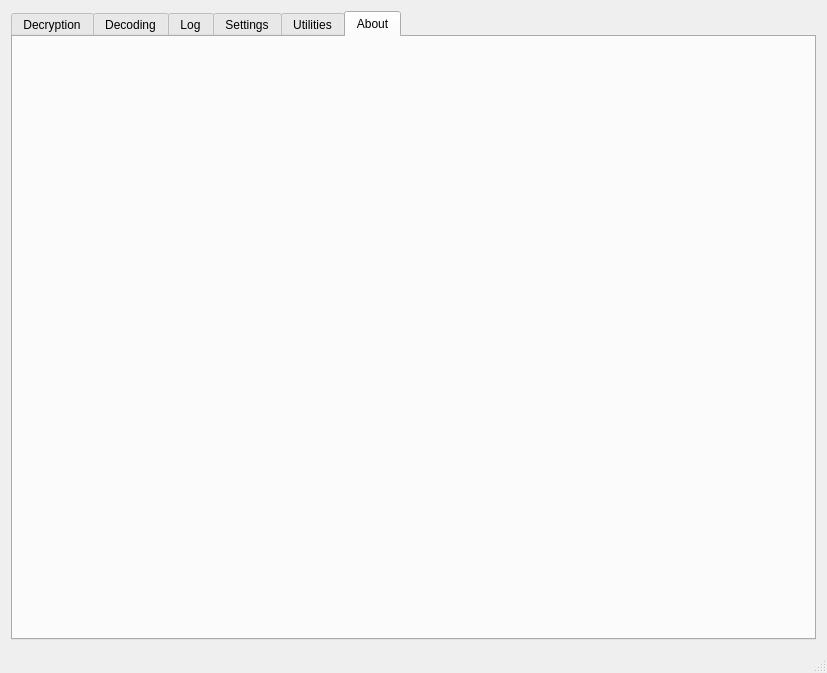
Qt form exileSniffer/exileSniffer.ui (ncatlin/exileSniffer) before a commit.
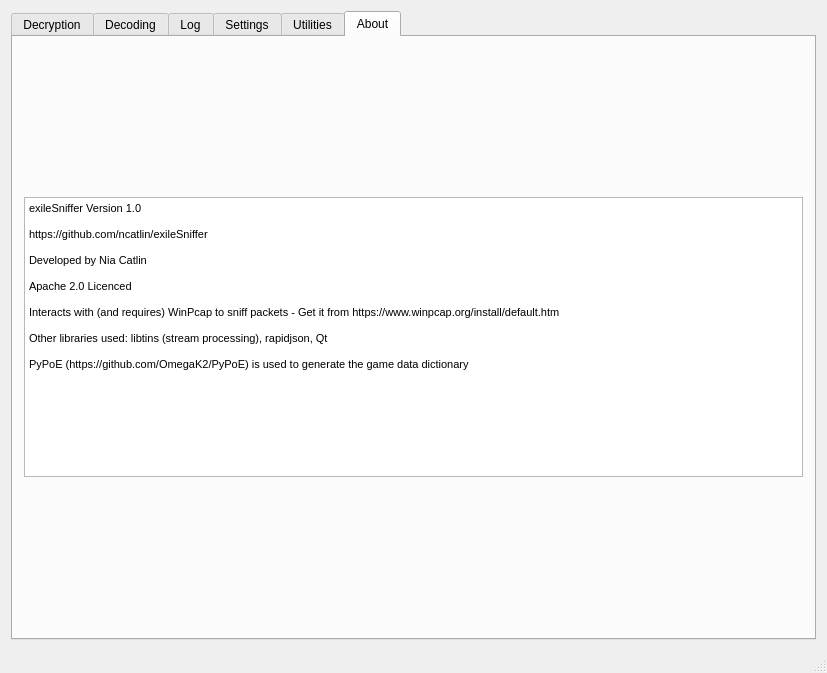
The same form after that commit. Custom widgets are drawn as their Qt base class.

Commit message: about pane, info for two packets, fixed double use of qt item, allow filter of in-range undecoded packets, got rid of last couts - using windows subystem now

What changed in the file:
```diff
--- a/exileSniffer/exileSniffer.ui
+++ b/exileSniffer/exileSniffer.ui
@@ -1026,6 +1026,40 @@
        <attribute name="title">
         <string>About</string>
        </attribute>
+       <layout class="QGridLayout" name="gridLayout_5">
+        <item row="0" column="0">
+         <widget class="QTextEdit" name="textEdit">
+          <property name="maximumSize">
+           <size>
+            <width>800</width>
+            <height>280</height>
+           </size>
+          </property>
+          <property name="readOnly">
+           <bool>true</bool>
+          </property>
+          <property name="html">
+           <string>&lt;!DOCTYPE HTML PUBLIC &quot;-//W3C//DTD HTML 4.0//EN&quot; &quot;http://www.w3.org/TR/REC-html40/strict.dtd&quot;&gt;
+&lt;html&gt;&lt;head&gt;&lt;meta name=&quot;qrichtext&quot; content=&quot;1&quot; /&gt;&lt;style type=&quot;text/css&quot;&gt;
+p, li { white-space: pre-wrap; }
+&lt;/style&gt;&lt;/head&gt;&lt;body style=&quot; font-family:'MS Shell Dlg 2'; font-size:8.25pt; font-weight:400; font-style:normal;&quot;&gt;
+&lt;p style=&quot; margin-top:0px; margin-bottom:0px; margin-left:0px; margin-right:0px; -qt-block-indent:0; text-indent:0px;&quot;&gt;exileSniffer Version 1.0&lt;/p&gt;
+&lt;p style=&quot;-qt-paragraph-type:empty; margin-top:0px; margin-bottom:0px; margin-left:0px; margin-right:0px; -qt-block-indent:0; text-indent:0px;&quot;&gt;&lt;br /&gt;&lt;/p&gt;
+&lt;p style=&quot; margin-top:0px; margin-bottom:0px; margin-left:0px; margin-right:0px; -qt-block-indent:0; text-indent:0px;&quot;&gt;https://github.com/ncatlin/exileSniffer&lt;/p&gt;
+&lt;p style=&quot;-qt-paragraph-type:empty; margin-top:0px; margin-bottom:0px; margin-left:0px; margin-right:0px; -qt-block-indent:0; text-indent:0px;&quot;&gt;&lt;br /&gt;&lt;/p&gt;
+&lt;p style=&quot; margin-top:0px; margin-bottom:0px; margin-left:0px; margin-right:0px; -qt-block-indent:0; text-indent:0px;&quot;&gt;Developed by Nia Catlin&lt;/p&gt;
+&lt;p style=&quot;-qt-paragraph-type:empty; margin-top:0px; margin-bottom:0px; margin-left:0px; margin-right:0px; -qt-block-indent:0; text-indent:0px;&quot;&gt;&lt;br /&gt;&lt;/p&gt;
+&lt;p style=&quot; margin-top:0px; margin-bottom:0px; margin-left:0px; margin-right:0px; -qt-block-indent:0; text-indent:0px;&quot;&gt;Apache 2.0 Licenced&lt;/p&gt;
+&lt;p style=&quot;-qt-paragraph-type:empty; margin-top:0px; margin-bottom:0px; margin-left:0px; margin-right:0px; -qt-block-indent:0; text-indent:0px;&quot;&gt;&lt;br /&gt;&lt;/p&gt;
+&lt;p style=&quot; margin-top:0px; margin-bottom:0px; margin-left:0px; margin-right:0px; -qt-block-indent:0; text-indent:0px;&quot;&gt;Interacts with (and requires) WinPcap to sniff packets - Get it from https://www.winpcap.org/install/default.htm&lt;/p&gt;
+&lt;p style=&quot;-qt-paragraph-type:empty; margin-top:0px; margin-bottom:0px; margin-left:0px; margin-right:0px; -qt-block-indent:0; text-indent:0px;&quot;&gt;&lt;br /&gt;&lt;/p&gt;
+&lt;p style=&quot; margin-top:0px; margin-bottom:0px; margin-left:0px; margin-right:0px; -qt-block-indent:0; text-indent:0px;&quot;&gt;Other libraries used: libtins (stream processing), rapidjson, Qt&lt;/p&gt;
+&lt;p style=&quot;-qt-paragraph-type:empty; margin-top:0px; margin-bottom:0px; margin-left:0px; margin-right:0px; -qt-block-indent:0; text-indent:0px;&quot;&gt;&lt;br /&gt;&lt;/p&gt;
+&lt;p style=&quot; margin-top:0px; margin-bottom:0px; margin-left:0px; margin-right:0px; -qt-block-indent:0; text-indent:0px;&quot;&gt;PyPoE (https://github.com/OmegaK2/PyPoE) is used to generate the game data dictionary&lt;/p&gt;&lt;/body&gt;&lt;/html&gt;</string>
+          </property>
+         </widget>
+        </item>
+       </layout>
       </widget>
      </widget>
     </item>
```
The commit also changes 12 other files.
